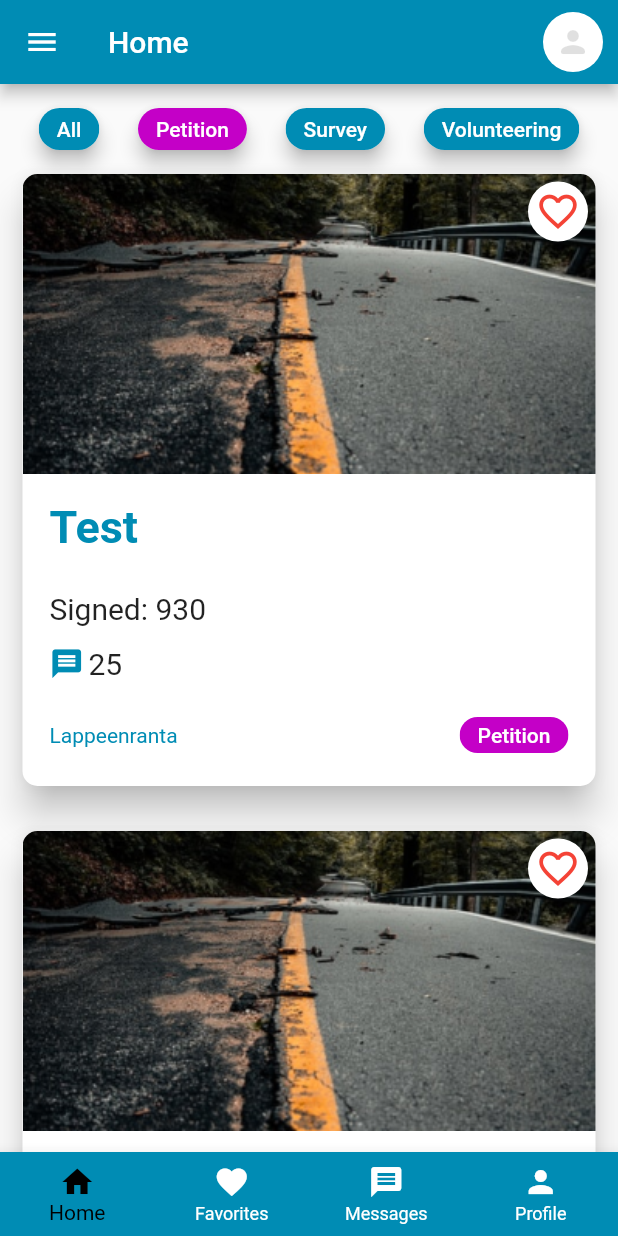
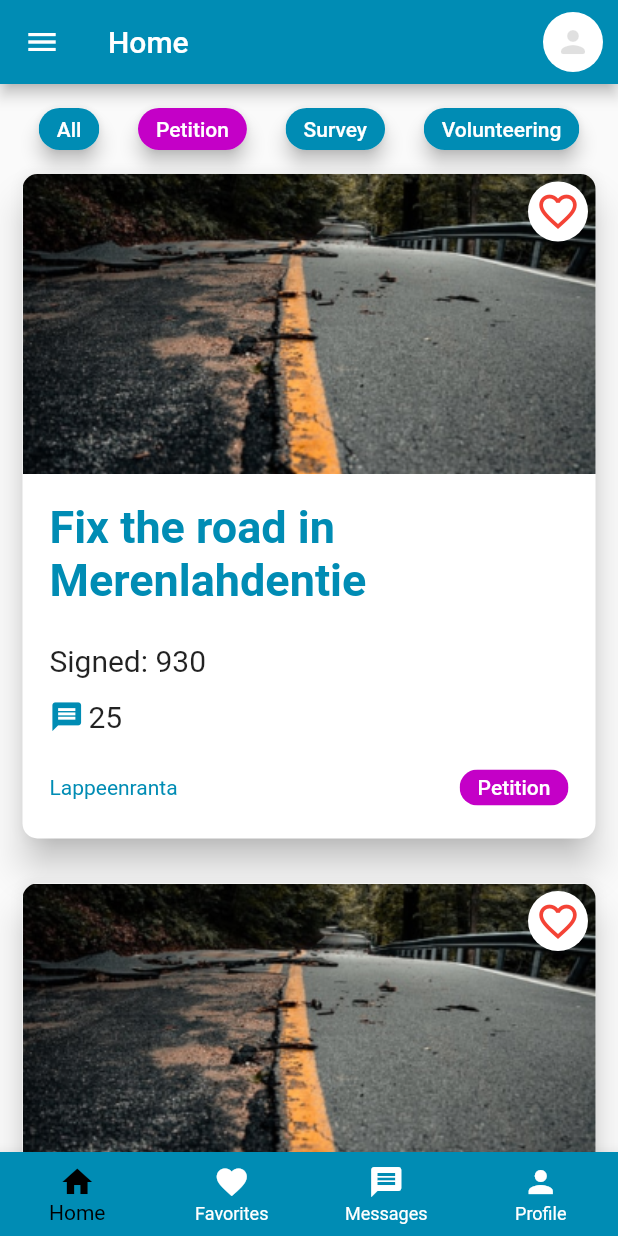
Before and after one commit to jaimeAlorg/Civic-Partitipation-Demo, a Flutter app: the screen it shows after launch, on a phone screen of 412 x 824 dp. Run offline on Flutter 3.47's test engine with Material 2 defaults, Android fonts, the phone set to English and light mode, and no system bars.

Commit message:
Customizable title

```diff
--- a/lib/home.dart
+++ b/lib/home.dart
@@ -41,9 +41,9 @@ class _HomeState extends State<Home> {
               child: Column(children: [
                 myTags(),
                 SizedBox(height: 10),
-                myCard(),
+                myCard('Fix the road in Merenlahdentie'),
                 SizedBox(height: 30),
-                myCard(),
+                myCard('Test'),
                 SizedBox(height: 40),
               ])),
         ],
@@ -101,7 +101,8 @@ class _HomeState extends State<Home> {
     );
   }
 
-  Card myCard() {
+  Card myCard(text) {
+
     return Card(
       elevation: 10,
       shadowColor: Colors.black,
@@ -149,7 +150,7 @@ class _HomeState extends State<Home> {
                 crossAxisAlignment: CrossAxisAlignment.start,
                 children: [
                   Text(
-                    "Test",
+                    text,
                     style: TextStyle(
                         fontSize: 30,
                         color: defaultTheme.primaryColor,
```
